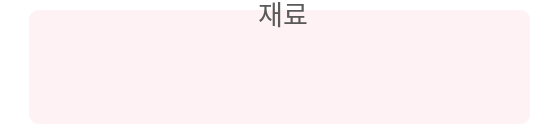
Above: UI/Ingredient_Item.ui from gimmjuu/AIHomeMadeChef before the change. Below: the same form after it.
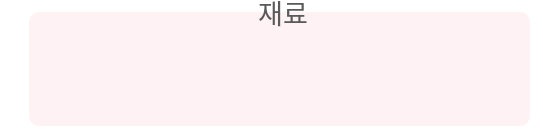
That is the form after the change.

```diff
--- a/UI/Ingredient_Item.ui
+++ b/UI/Ingredient_Item.ui
@@ -29,7 +29,7 @@
     <property name="geometry">
      <rect>
       <x>29</x>
-      <y>10</y>
+      <y>12</y>
       <width>501</width>
       <height>114</height>
      </rect>
@@ -43,21 +43,39 @@
     <widget class="QTextEdit" name="textEdit">
      <property name="geometry">
       <rect>
-       <x>60</x>
-       <y>30</y>
-       <width>371</width>
-       <height>61</height>
+       <x>41</x>
+       <y>23</y>
+       <width>440</width>
+       <height>80</height>
       </rect>
      </property>
+     <property name="minimumSize">
+      <size>
+       <width>440</width>
+       <height>80</height>
+      </size>
+     </property>
+     <property name="maximumSize">
+      <size>
+       <width>440</width>
+       <height>80</height>
+      </size>
+     </property>
      <property name="font">
       <font>
        <family>티머니 둥근바람 ExtraBold</family>
-       <pointsize>12</pointsize>
+       <pointsize>11</pointsize>
       </font>
      </property>
      <property name="styleSheet">
       <string notr="true">color: rgb(90, 90, 90);</string>
      </property>
+     <property name="verticalScrollBarPolicy">
+      <enum>Qt::ScrollBarAlwaysOff</enum>
+     </property>
+     <property name="horizontalScrollBarPolicy">
+      <enum>Qt::ScrollBarAlwaysOff</enum>
+     </property>
      <property name="readOnly">
       <bool>true</bool>
      </property>
@@ -67,7 +85,7 @@
     <property name="geometry">
      <rect>
       <x>255</x>
-      <y>-3</y>
+      <y>-4</y>
       <width>56</width>
       <height>31</height>
      </rect>
```
